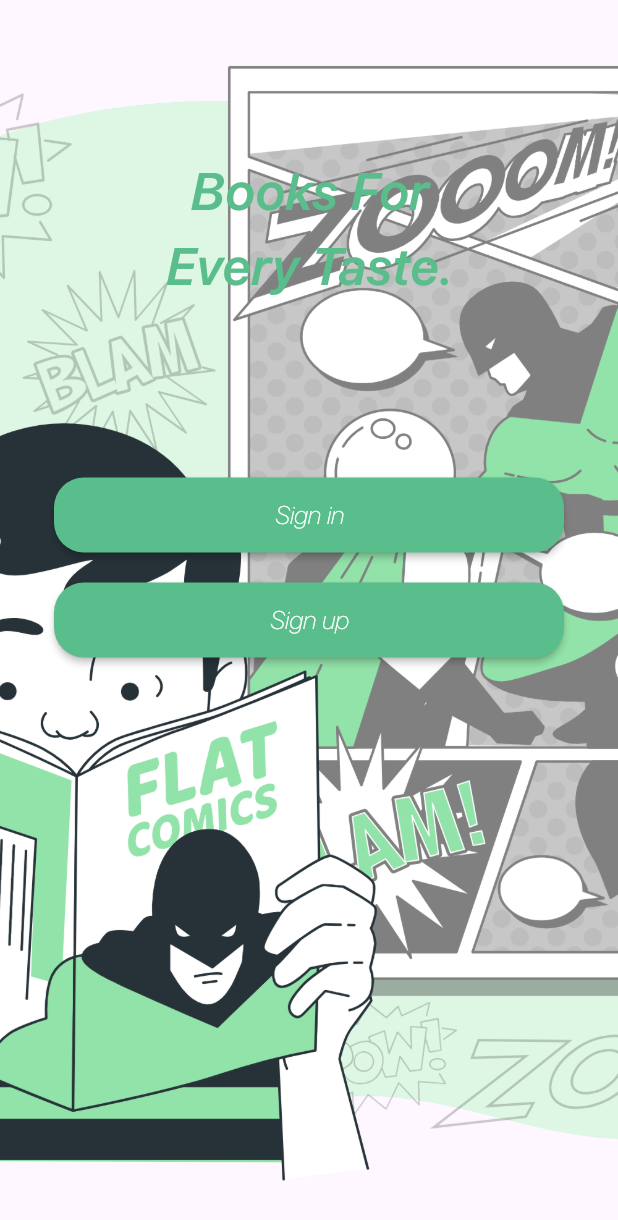
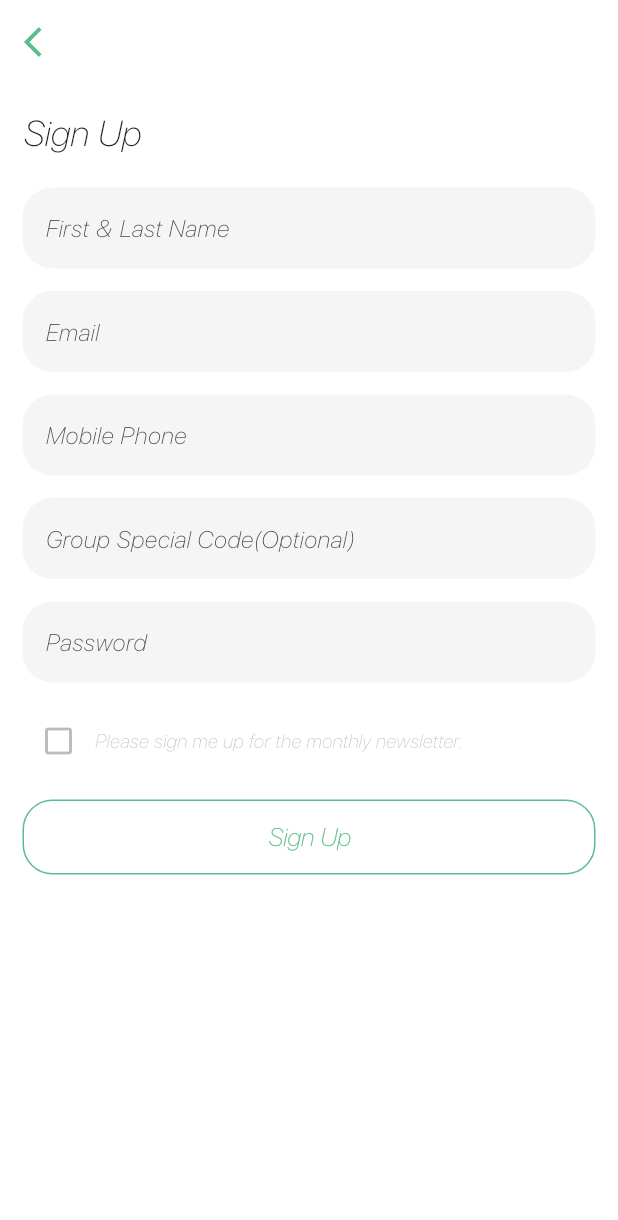
Before and after one commit to UceeCode/book_store_app-, a Flutter app: the welcomeView screen opened directly, after a tap on "Sign up", on a phone screen of 412 x 824 dp. Shown: the top 1220 px of the screen. Run offline on Flutter 3.47's test engine with Material 3 defaults, Android fonts, the phone set to English and light mode, and no system bars; project files that could hold a hidden picture were left out.

Commit message:
Built sign in view and sign up view screen

```diff
--- a/lib/common/color_extenstion.dart
+++ b/lib/common/color_extenstion.dart
@@ -7,7 +7,7 @@ class TColor {
   static Color get text => const Color(0xff212121);
   static Color get subTitle => const Color(0xff212121).withOpacity(0.4);
 
-  static Color get color1 => const Color(0xff1C4A7E);
+  static Color get color1 => const Color(0xff1C4A7E).withOpacity(0.4);
   static Color get color2 => const Color(0xffC65135);
 
   static Color get dColor => const Color(0xffF3F3F3);
--- /dev/null
+++ b/lib/common/common_widget/round_button.dart
@@ -0,0 +1,62 @@
+import 'package:flutter/material.dart';
+
+import '../color_extenstion.dart';
+
+class RoundButton extends StatelessWidget {
+  final String title;
+  final VoidCallback onPressed;
+  const RoundButton({super.key, required this.title, required this.onPressed});
+
+  @override
+  Widget build(BuildContext context) {
+    return MaterialButton(
+      onPressed: onPressed,
+      textColor: Colors.white,
+      color: TColor.primary,
+      height: 50,
+      minWidth: double.maxFinite,
+      shape: RoundedRectangleBorder(borderRadius: BorderRadius.circular(20.0)),
+      child: Text(
+        title,
+        style: const TextStyle(fontSize: 17, fontWeight: FontWeight.w500),
+      ),
+    );
+  }
+}
+
+class RoundLineButton extends StatelessWidget {
+  final String title;
+  final VoidCallback onPressed;
+  const RoundLineButton({super.key, required this.title, required this.onPressed});
+
+  @override
+  Widget build(BuildContext context) {
+    return ElevatedButton(
+      onPressed: onPressed,
+      style: ButtonStyle(
+        backgroundColor: getColor(Colors.white, TColor.primary),
+        foregroundColor: getColor(TColor.primary, Colors.white),
+        shadowColor: WidgetStateProperty.all(TColor.primary),
+        minimumSize: WidgetStateProperty.all(const Size(double.maxFinite, 50)),
+        elevation:  WidgetStateProperty.resolveWith((states) => states.contains(WidgetState.pressed)? 1 : 0),
+        shape: WidgetStateProperty.resolveWith((states) => RoundedRectangleBorder(
+          borderRadius: BorderRadius.circular(20),
+          side: BorderSide(
+            width: 1,
+            color: states.contains(WidgetState.pressed) ? Colors.transparent: TColor.primary,
+          ),
+        )),
+      ),
+      child: Text(
+        title,
+        style: const TextStyle(fontSize: 17, fontWeight: FontWeight.w500),
+      ),
+    );
+  }
+
+  WidgetStateProperty<Color?> getColor(Color color, Color colorPressed) {
+    return WidgetStateProperty.resolveWith(
+          (states) => states.contains(WidgetState.pressed) ? colorPressed : color,
+    );
+  }
+}
--- /dev/null
+++ b/lib/common/common_widget/round_textfield.dart
@@ -0,0 +1,34 @@
+import 'package:flutter/material.dart';
+
+import '../color_extenstion.dart';
+
+class RoundTextField extends StatelessWidget {
+  final TextEditingController controller;
+  final String hintText;
+  final TextInputType? keyboardType;
+  final bool obscureText;
+  const RoundTextField({super.key, required this.controller, required this.hintText,this.obscureText = false, this.keyboardType});
+
+  @override
+  Widget build(BuildContext context) {
+    return Container(
+      decoration: BoxDecoration(color: TColor.textbox, borderRadius: BorderRadius.circular(20)),
+      child: TextField(
+        controller: controller,
+        keyboardType: keyboardType,
+        obscureText: obscureText,
+        decoration: InputDecoration(
+          contentPadding: const EdgeInsets.symmetric(vertical: 15, horizontal: 15),
+          focusedBorder: InputBorder.none,
+          enabledBorder: InputBorder.none,
+          errorBorder: InputBorder.none,
+          hintText: hintText,
+          labelStyle: const  TextStyle(
+              fontSize: 15,
+              fontWeight: FontWeight.w700
+          )
+      ),
+      ),
+    );
+  }
+}
--- /dev/null
+++ b/lib/login/sign_up_view.dart
@@ -0,0 +1,115 @@
+import 'package:flutter/material.dart';
+
+import '../common/color_extenstion.dart';
+import '../common/common_widget/round_button.dart';
+import '../common/common_widget/round_textfield.dart';
+
+class SignUpView extends StatefulWidget {
+  const SignUpView({super.key});
+
+  @override
+  State<SignUpView> createState() => _SigninViewState();
+}
+
+class _SigninViewState extends State<SignUpView> {
+  TextEditingController txtFirstName = TextEditingController();
+  TextEditingController txtEmail = TextEditingController();
+  TextEditingController txtCode = TextEditingController();
+  TextEditingController txtPassword = TextEditingController();
+  bool isStay = false;
+
+  @override
+  Widget build(BuildContext context) {
+    return Scaffold(
+      backgroundColor: Colors.white,
+      appBar: AppBar(
+        backgroundColor: Colors.white,
+        elevation: 0,
+        leading: IconButton(
+          onPressed: () {
+            Navigator.pop(context);
+          },
+          icon: Icon(
+            Icons.arrow_back_ios,
+            color: TColor.primary,
+          ),
+        ),
+      ),
+      body: SingleChildScrollView(
+        child: Container(
+          padding: const EdgeInsets.all(15),
+          child: Column(
+            crossAxisAlignment: CrossAxisAlignment.start,
+            // Added 'child:' before Column
+            children: [
+              Text(
+                "Sign Up",
+                style: TextStyle(
+                  color: TColor.text,
+                  fontSize: 24,
+                  fontWeight: FontWeight.w500,
+                ),
+              ),
+              const SizedBox(height: 20),
+              RoundTextField(
+                controller: txtFirstName,
+                hintText: "First & Last Name",
+              ),
+              const SizedBox(height: 15),
+              RoundTextField(
+                controller: txtEmail,
+                hintText: "Email",
+                keyboardType: TextInputType.emailAddress,
+              ),
+              const SizedBox(height: 15),
+              RoundTextField(
+                controller: txtCode,
+                hintText: "Mobile Phone",
+                keyboardType: TextInputType.phone,
+              ),
+              const SizedBox(height: 15),
+              RoundTextField(
+                controller: txtCode,
+                hintText: "Group Special Code(Optional)",
+              ),
+              const SizedBox(height: 15),
+              RoundTextField(
+                controller: txtPassword,
+                hintText: "Password",
+                obscureText: true,
+              ),
+
+              const SizedBox(height: 15),
+              Row(children: [
+                IconButton(onPressed: () {
+                  setState(() {
+                    isStay = !isStay;
+                  });
+                },
+                  icon: Icon(
+                    isStay ? Icons.check_box : Icons.check_box_outline_blank,
+                    color: isStay ? TColor.primary : TColor.subTitle.withOpacity(0.3),
+                  ),
+                ),
+                Expanded(child:
+                Text(
+                  "Please sign me up for the monthly newsletter.",
+                  style: TextStyle(
+                    color: TColor.subTitle.withOpacity(0.3),
+                    fontSize: 13,
+                    fontWeight: FontWeight.w500,
+                  ),
+                ),
+                ),
+              ],
+              ),
+              const SizedBox(height: 15),
+              RoundLineButton(title: "Sign Up", onPressed: () {})
+
+            ],
+          ),
+        ),
+      ),
+    );
+  }
+}
--- a/lib/view/onboarding/welcome_view.dart
+++ b/lib/view/onboarding/welcome_view.dart
@@ -1,6 +1,8 @@
+import 'package:book_store_app/common/common_widget/round_button.dart';
+import 'package:book_store_app/login/sign_up_view.dart';
 import 'package:flutter/material.dart';
-
 import '../../common/color_extenstion.dart';
+import '../../login/sign_in_view.dart';
 
 class welcomeView extends StatefulWidget {
   const welcomeView({super.key});
@@ -40,24 +42,13 @@ class _WelcomeViewState extends State<welcomeView> {
                     ),
                   ),
                   SizedBox(height: media.width * 0.28),
-                   MaterialButton(
-                     onPressed: (){},
-                       textColor:  Colors.white,
-                       color: TColor.primary,
-                       height: 50,
-                       minWidth: double.maxFinite,
-                       shape: RoundedRectangleBorder(borderRadius: BorderRadius.circular(20.0)),
-                     child: Text("Sign in", style: TextStyle(fontSize: 17,fontWeight: FontWeight.w500),)
-                   ),
+                   RoundButton(title: 'Sign in', onPressed: () {
+                     Navigator.push(context, MaterialPageRoute(builder: (context) => const SignInView()));
+                   },),
                   const SizedBox(height: 20),
-                  MaterialButton(
-                      onPressed: (){},
-                      textColor:  Colors.white,
-                      color: TColor.primary,
-                      height: 50,
-                      minWidth: double.maxFinite,
-                      shape: RoundedRectangleBorder(borderRadius: BorderRadius.circular(20.0)),
-                      child: Text("Sign up", style: TextStyle(fontSize: 17,fontWeight: FontWeight.w500),)),
+                  RoundButton(title: 'Sign up', onPressed: () {
+                      Navigator.push(context, MaterialPageRoute(builder: (context) => const SignUpView()));
+                  },),
                 ],
               ),
             ),
```
Also changed, not shown: lib/login/sign_in_view.dart (added, +103 -0 lines).
